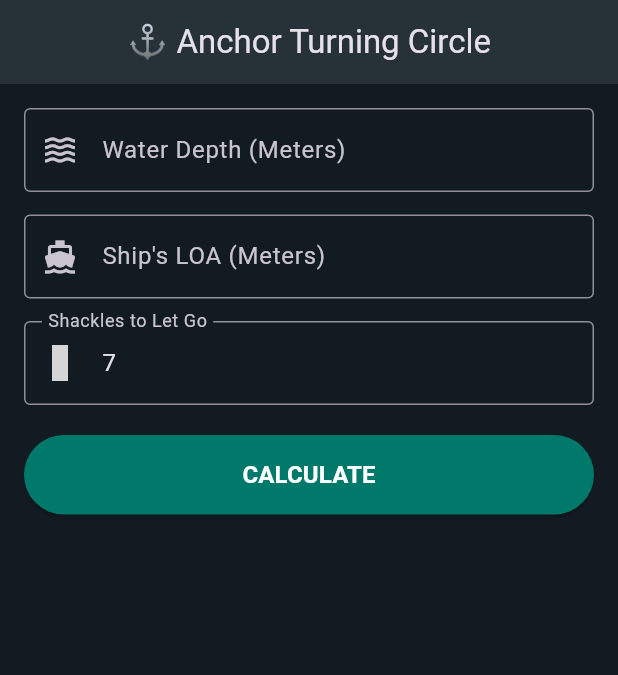
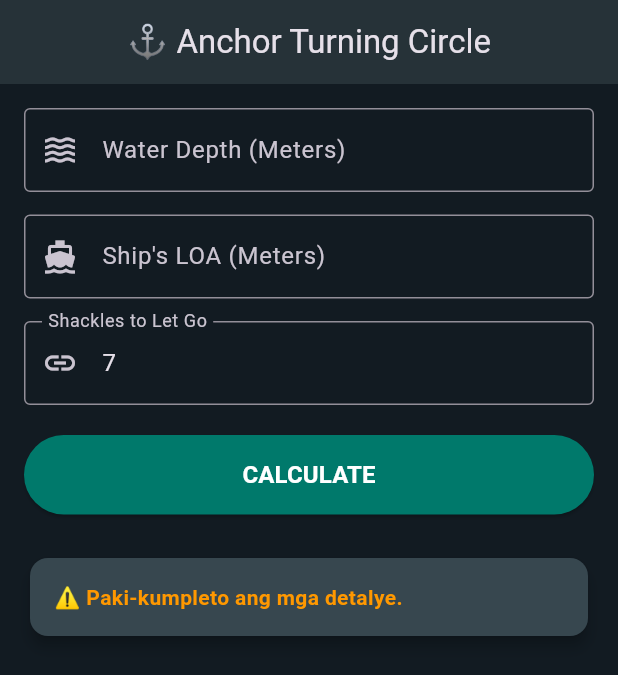
Before and after one commit to Saitama1978/Anchor-Calculator, a Flutter app: the screen it shows after launch, after a tap on "CALCULATE", on a phone screen of 412 x 824 dp. Shown: the top 675 px of the screen. Run offline on Flutter 3.47's test engine with Material 3 defaults, Android fonts, the phone set to English and light mode, and no system bars; grey boxes are pictures that could not be loaded.

Commit message:
Update main.dart

```diff
--- a/lib/main.dart
+++ b/lib/main.dart
@@ -17,6 +17,13 @@ class AnchorCalculatorApp extends StatelessWidget {
         brightness: Brightness.dark,
         primaryColor: Colors.blueGrey[900],
         scaffoldBackgroundColor: const Color(0xFF121B22),
+        // Ginawang mas modern ang look ng mga Input Border
+        inputDecorationTheme: const InputDecorationTheme(
+          border: OutlineInputBorder(),
+          focusedBorder: OutlineInputBorder(
+            borderSide: BorderSide(color: Colors.teal, width: 2.0),
+          ),
+        ),
       ),
       home: const CalculatorScreen(),
     );
@@ -47,15 +54,16 @@ class _CalculatorScreenState extends State<CalculatorScreen> {
 
     if (depth <= 0 || loa <= 0 || shackles <= 0) {
       setState(() {
-        _statusMessage = "Paki-kumpleto ang mga detalye.";
+        _statusMessage = "⚠️ Paki-kumpleto ang mga detalye.";
         _statusColor = Colors.orange;
+        _totalChain = 0.0; // I-reset para hindi lumabas ang lumang kalkulasyon
       });
       return;
     }
 
-    // 1 shackle = 27.5 meters
+    // 1 shackle = 27.5 meters (15 fathoms)
     double chainInMeters = shackles * 27.5;
-    // Turning Circle Radius = Chain Length + LOA
+    // Turning Circle Radius = Chain Length + LOA (Length Overall of ship)
     double radius = chainInMeters + loa;
     // Scope Ratio = Chain Length / Depth
     double scope = chainInMeters / depth;
@@ -78,6 +86,15 @@ class _CalculatorScreenState extends State<CalculatorScreen> {
   }
 
   @override
+  void dispose() {
+    // Magandang habit ang i-dispose ang controllers para iwas memory leak
+    _depthController.dispose();
+    _loaController.dispose();
+    _shacklesController.dispose();
+    super.dispose();
+  }
+
+  @override
   Widget build(BuildContext context) {
     return Scaffold(
       appBar: AppBar(
@@ -93,31 +110,28 @@ class _CalculatorScreenState extends State<CalculatorScreen> {
             children: [
               TextField(
                 controller: _depthController,
-                keyboardType: TextInputType.number,
+                keyboardType: const TextInputType.numberWithOptions(decimal: true),
                 decoration: const InputDecoration(
                   labelText: 'Water Depth (Meters)',
-                  border: OutlineInputBorder(),
                   prefixIcon: Icon(Icons.waves),
                 ),
               ),
               const SizedBox(height: 15),
               TextField(
                 controller: _loaController,
-                keyboardType: TextInputType.number,
+                keyboardType: const TextInputType.numberWithOptions(decimal: true),
                 decoration: const InputDecoration(
                   labelText: "Ship's LOA (Meters)",
-                  border: OutlineInputBorder(),
                   prefixIcon: Icon(Icons.directions_boat),
                 ),
               ),
               const SizedBox(height: 15),
               TextField(
                 controller: _shacklesController,
-                keyboardType: TextInputType.number,
+                keyboardType: const TextInputType.numberWithOptions(decimal: true),
                 decoration: const InputDecoration(
                   labelText: 'Shackles to Let Go',
-                  border: OutlineInputBorder(),
-                  prefixIcon: Icon(Icons.chains),
+                  prefixIcon: Icon(Icons.link), // Pinalitan ng valid icon dahil walang Icons.chains sa standard flutter
                 ),
               ),
               const SizedBox(height: 20),
@@ -130,18 +144,24 @@ class _CalculatorScreenState extends State<CalculatorScreen> {
                 child: const Text('CALCULATE', style: TextStyle(fontSize: 16, fontWeight: FontWeight.bold, color: Colors.white)),
               ),
               const SizedBox(height: 25),
-              if (_totalChain > 0) ...[
+
+              // Lalabas lang ang resulta o error kapag may mensahe na
+              if (_statusMessage.isNotEmpty) ...[
                 Card(
                   color: Colors.blueGrey[800],
+                  elevation: 4,
                   child: Padding(
                     padding: const EdgeInsets.all(16.0),
-                    with: Column(
+                    // INAYOS: Mula sa 'with: Column' papuntang 'child: Column'
+                    child: Column(
                       crossAxisAlignment: CrossAxisAlignment.start,
                       children: [
-                        Text('Total Chain in Water: $_totalChain m', style: const TextStyle(fontSize: 16)),
-                        const SizedBox(height: 10),
-                        Text('Turning Circle Radius: $_turningCircle m', style: const TextStyle(fontSize: 18, fontWeight: FontWeight.bold)),
-                        const SizedBox(height: 15),
+                        if (_totalChain > 0) ...[
+                          Text('Total Chain in Water: ${_totalChain.toStringAsFixed(1)} m', style: const TextStyle(fontSize: 16)),
+                          const SizedBox(height: 10),
+                          Text('Turning Circle Radius: ${_turningCircle.toStringAsFixed(1)} m', style: const TextStyle(fontSize: 18, fontWeight: FontWeight.bold)),
+                          const SizedBox(height: 15),
+                        ],
                         Text(_statusMessage, style: TextStyle(fontSize: 14, color: _statusColor, fontWeight: FontWeight.bold)),
                       ],
                     ),
```
